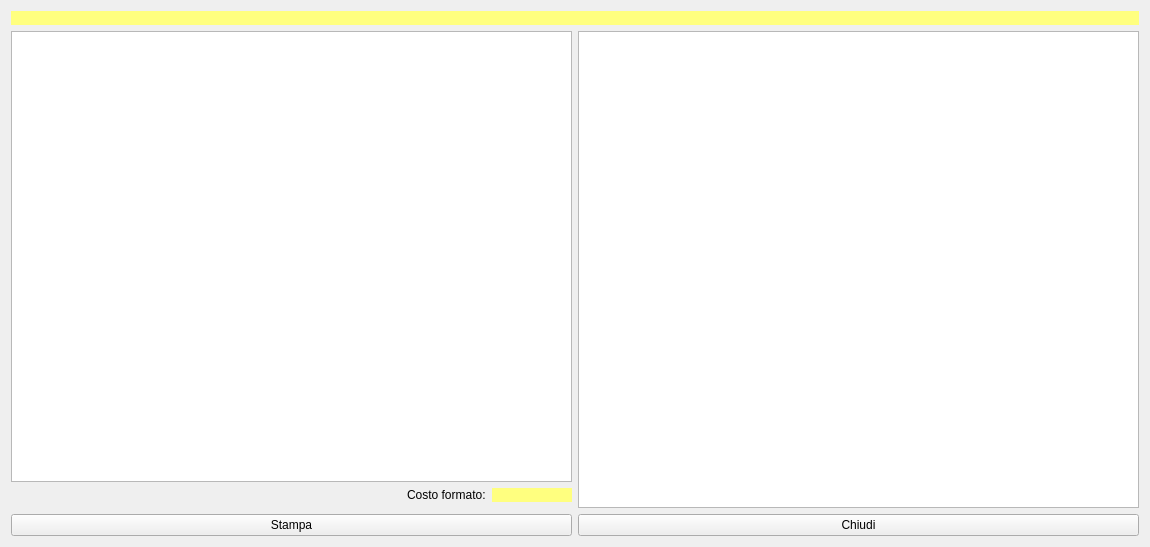
This is hcalcolo_costi_jolly.ui in fblabs/hamlet-mod-sancon as Qt 5 draws it before an edit. The edited form follows.
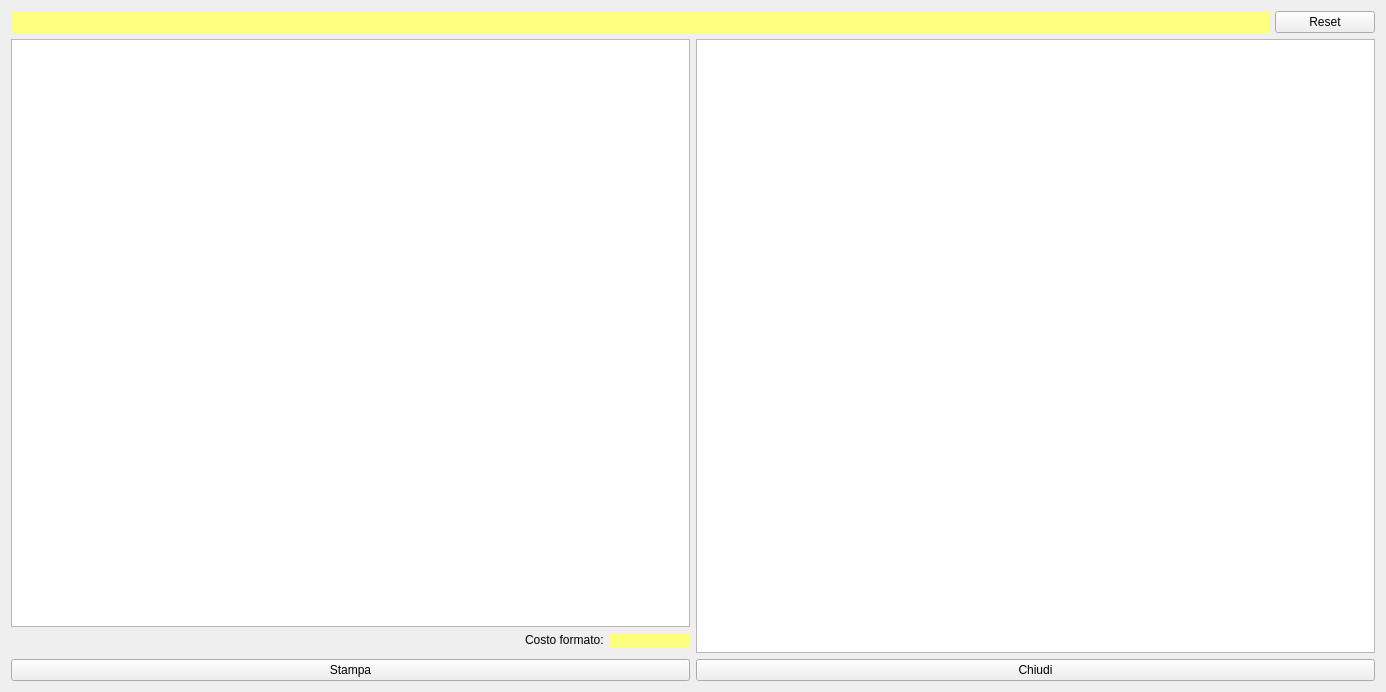
This is the edited form. Icons and pictures are not drawn.

What changed in the file:
```diff
--- a/hcalcolo_costi_jolly.ui
+++ b/hcalcolo_costi_jolly.ui
@@ -6,8 +6,8 @@
    <rect>
     <x>0</x>
     <y>0</y>
-    <width>1150</width>
-    <height>547</height>
+    <width>1386</width>
+    <height>692</height>
    </rect>
   </property>
   <property name="windowTitle">
@@ -19,6 +19,8 @@
   </property>
   <layout class="QVBoxLayout" name="verticalLayout_2">
    <item>
+    <layout class="QHBoxLayout" name="horizontalLayout_4">
+     <item>
     <widget class="QLabel" name="lb_overview">
      <property name="styleSheet">
       <string notr="true">background-color: rgb(255, 255, 127);</string>
@@ -27,6 +29,21 @@
       <string/>
      </property>
     </widget>
+     </item>
+     <item>
+      <widget class="QPushButton" name="pbReset">
+       <property name="maximumSize">
+        <size>
+         <width>100</width>
+         <height>16777215</height>
+        </size>
+       </property>
+       <property name="text">
+        <string>Reset</string>
+       </property>
+      </widget>
+     </item>
+    </layout>
    </item>
    <item>
     <layout class="QHBoxLayout" name="horizontalLayout_3">
```
Lines whose indentation alone changed are shown as unchanged.
